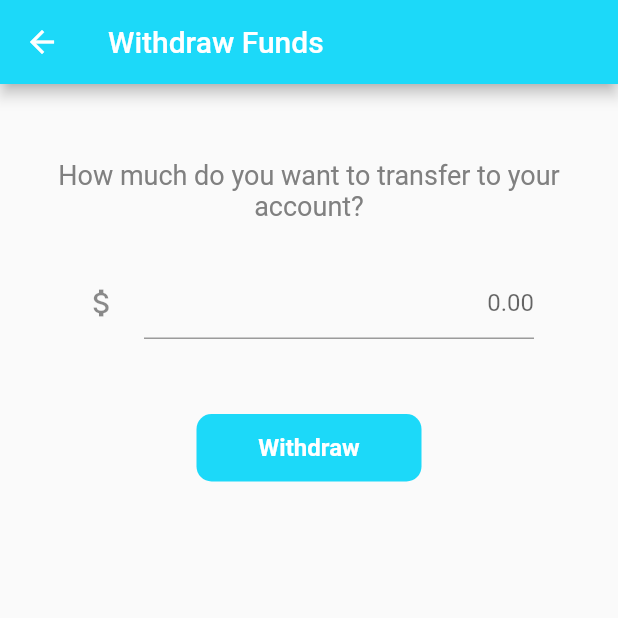
After one commit to NikAgs/Mahalo-Me, a Flutter app: the WithdrawScreen screen opened by its route, on a phone screen of 412 x 824 dp, the top half of it. The commit adds this screen. Run offline on Flutter 3.47's test engine with Material 2 defaults, Android fonts, the phone set to English and light mode, and no system bars; our stand-ins replace cloud_firestore, firebase_auth, qr_flutter; missing offline and left inert: barcode_scan, flutter_webview_plugin, stripe_api; accounts and stored records are empty.

Commit message:
Withdraw UI + Android Launch

```diff
--- a/mahalo_me/lib/main.dart
+++ b/mahalo_me/lib/main.dart
@@ -3,13 +3,13 @@ import 'package:flutter/material.dart';
 import 'theme/style.dart';
 
 import 'screens/Payment/express.dart';
-
 import 'screens/Login/index.dart';
 import 'screens/SignUp/index.dart';
 import 'screens/Home/index.dart';
 import 'screens/Payment/payments.dart';
 import 'screens/Payment/card.dart';
 import 'screens/Reports/index.dart';
+import 'screens/Payment/withdraw.dart';
 
 void main() {
   var routes = <String, WidgetBuilder>{
@@ -19,7 +19,8 @@ void main() {
     "/PaymentMethods": (BuildContext contect) => new PaymentMethodsScreen(),
     "/AddCard": (BuildContext context) => new AddCardScreen(),
     "/Reports": (BuildContext context) => new ReportsScreen(),
-    "/Express": (BuildContext context) => new ExpressScreen()
+    "/Express": (BuildContext context) => new ExpressScreen(),
+    "/Withdraw": (BuildContext context) => new WithdrawScreen()
   };
 
   runApp(new MaterialApp(
--- a/mahalo_me/lib/screens/Home/index.dart
+++ b/mahalo_me/lib/screens/Home/index.dart
@@ -163,19 +163,26 @@ class HomeScreenState extends State<HomeScreen> {
                     },
                   ),
                   ListTile(
+                    leading: Icon(Icons.account_balance),
+                    title: Text('Bank Info'),
+                    onTap: () {
+                      Navigator.of(context).pushNamed('/Express');
+                    },
+                  ),
+                  ListTile(
+                    leading: Icon(Icons.attach_money),
+                    title: Text('Withdraw Funds'),
+                    onTap: () {
+                      Navigator.of(context).pushNamed('/Withdraw');
+                    },
+                  ),
+                  ListTile(
                     leading: Icon(Icons.lock),
                     title: Text('Logout'),
                     onTap: () {
                       Navigator.pushNamedAndRemoveUntil(
                           context, "/Login", (route) => false);
                       FirebaseAuth.instance.signOut();
-                    },
-                  ),
-                  ListTile(
-                    leading: Icon(Icons.assessment),
-                    title: Text('Bank Info'),
-                    onTap: () {
-                      Navigator.of(context).pushNamed('/Express');
                     },
                   ),
                 ],
--- a/mahalo_me/lib/screens/Payment/express.dart
+++ b/mahalo_me/lib/screens/Payment/express.dart
@@ -7,7 +7,7 @@ import 'package:flutter_webview_plugin/flutter_webview_plugin.dart';
 import '../../theme/style.dart' as Theme;
 
 String selectedUrl =
-    'https://connect.stripe.com/express/oauth/authorize?redirect_uri=https://us-central1-mahalome-7294f.cloudfunctions.net/stripe/connect&client_id=ca_EA3GzzP3l9Go4zdwb2vu0f5mQeT6FZkT';
+    'https://connect.stripe.com/express/oauth/authorize?redirect_uri=https://us-central1-mahalome-7294f.cloudfunctions.net/addExpressID&client_id=ca_EA3GzzP3l9Go4zdwb2vu0f5mQeT6FZkT';
 
 class ExpressScreen extends StatefulWidget {
   const ExpressScreen({Key key, this.title}) : super(key: key);
--- /dev/null
+++ b/mahalo_me/lib/screens/Payment/withdraw.dart
@@ -0,0 +1,83 @@
+import 'package:flutter/material.dart';
+import "../../components/Buttons/roundedButton.dart";
+
+import "../../theme/style.dart";
+
+class WithdrawScreen extends StatelessWidget {
+  @override
+  Widget build(BuildContext context) {
+    Size screenSize = MediaQuery.of(context).size;
+
+    return Container(
+        child: new Scaffold(
+            appBar: new AppBar(
+              title: new Text("Withdraw Funds"),
+              backgroundColor: ThemeColors.cyan,
+            ),
+            body: new Container(
+              width: screenSize.width,
+              child: new Column(
+                crossAxisAlignment: CrossAxisAlignment.center,
+                children: <Widget>[
+                  new SizedBox(height: 50.0),
+                  new Container(
+                    width: screenSize.width - 50.0,
+                    child: new Text(
+                        "How much do you want to transfer to your account?",
+                        textAlign: TextAlign.center,
+                        style: new TextStyle(
+                            color: new Color(0xFF808080), fontSize: 18.0)),
+                  ),
+                  new SizedBox(height: 30.0),
+                  new Theme(
+                      data: homeTheme,
+                      child: new Container(
+                        width: 300.0,
+                        child: new TextFormField(
+                          onFieldSubmitted: (id) {},
+                          decoration: const InputDecoration(
+                              border: UnderlineInputBorder(),
+                              icon: Icon(Icons.attach_money),
+                              hintText: "0.00"),
+                          keyboardType: TextInputType.number,
+                          textAlign: TextAlign.right,
+                        ),
+                      )),
+                  new SizedBox(
+                    height: 50.0,
+                  ),
+                  new RoundedButton(
+                    buttonName: "Withdraw",
+                    onTap: () {
+                      showDialog(
+                          context: context,
+                          builder: (BuildContext context) => AlertDialog(
+                                  content: Text("Do you want to withdraw " +
+                                      // value
+                                      " from your MahaloMe account?"),
+                                  actions: <Widget>[
+                                    FlatButton(
+                                        textColor: ThemeColors.cyan,
+                                        child: const Text("NO"),
+                                        onPressed: () {}),
+                                    FlatButton(
+                                        textColor: ThemeColors.cyan,
+                                        child: const Text("YES"),
+                                        onPressed: () async {
+                                          Navigator.pop(context);
+                                          // TODO: Make the withdrawal
+                                        })
+                                  ]));
+                    },
+                    width: 150.0,
+                    height: 45.0,
+                    bottomMargin: 0.0,
+                    borderWidth: 0.0,
+                    buttonColor: ThemeColors.cyan,
+                    borderRadius: 10.0,
+                  )
+                ],
+              ),
+            )));
+  }
+}
--- a/mahalo_me/pubspec.yaml
+++ b/mahalo_me/pubspec.yaml
@@ -30,9 +30,13 @@ dependencies:
 dev_dependencies:
   flutter_test:
     sdk: flutter
-
+  flutter_launcher_icons: "^0.7.0"
   font_awesome_flutter: ^8.0.1
 
+flutter_icons:
+  android: true
+  ios: true
+  image_path: "assets/logo.png"
 
 # For information on the generic Dart part of this file, see the
 # following page: https://www.dartlang.org/tools/pub/pubspec
```
Also changed, not shown: cloud_functions/firebase.json, cloud_functions/package-lock.json (added), 28 other files.
